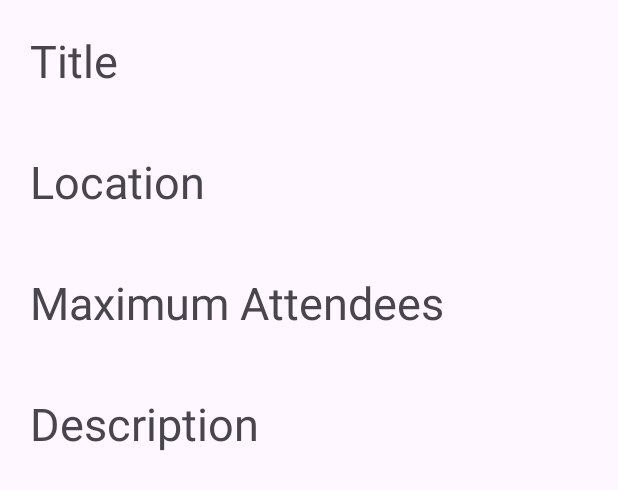
After one commit to CMPUT301W24T34/SwiftCheckIn, an Android app: the layout event_content.xml on its own in the app's theme, with its tools: preview values and no code run, on a phone screen of 412 x 824 dp. The commit adds this screen. Shown: the top 490 px of the screen. Run offline under Robolectric (Android 15) with nearby library versions, the phone set to English and light mode, and no system bars.

Commit message:
Event basics

```diff
--- a/app/src/main/AndroidManifest.xml
+++ b/app/src/main/AndroidManifest.xml
@@ -12,6 +12,9 @@
         android:supportsRtl="true"
         android:theme="@style/Theme.SwiftCheckIn"
         tools:targetApi="31">
+        <activity
+            android:name=".OrganizerActivity"
+            android:exported="false" />
         <activity
             android:name=".SettingsActivity"
             android:exported="false" />
--- a/app/src/main/java/com/example/swiftcheckin/MainActivity.java
+++ b/app/src/main/java/com/example/swiftcheckin/MainActivity.java
@@ -8,6 +8,7 @@ import android.view.View;
 import android.widget.Button;
 
 public class MainActivity extends AppCompatActivity {
+    Button organizerTestButton;
 
     @Override
     protected void onCreate(Bundle savedInstanceState) {
--- /dev/null
+++ b/app/src/main/res/layout/event_content.xml
@@ -0,0 +1,36 @@
+<?xml version="1.0" encoding="utf-8"?>
+<LinearLayout xmlns:android="http://schemas.android.com/apk/res/android"
+    android:orientation="vertical"
+    android:layout_width="match_parent"
+    android:layout_height="wrap_content">
+
+    <TextView
+        android:id="@+id/event_title_text"
+        android:layout_width="wrap_content"
+        android:layout_height="wrap_content"
+        android:padding="20dp"
+        android:textSize="30sp"
+        android:text="Title"/>
+    <TextView
+        android:id="@+id/event_location_text"
+        android:layout_width="wrap_content"
+        android:layout_height="wrap_content"
+        android:padding="20dp"
+        android:textSize="30sp"
+        android:text="Location"/>
+    <TextView
+        android:id="@+id/event_max_attend_text"
+        android:layout_width="wrap_content"
+        android:layout_height="wrap_content"
+        android:padding="20dp"
+        android:textSize="30sp"
+        android:text="Maximum Attendees"/>
+    <TextView
+        android:id="@+id/event_description_text"
+        android:layout_width="wrap_content"
+        android:layout_height="wrap_content"
+        android:padding="20dp"
+        android:textSize="30sp"
+        android:text="Description"/>
+
+</LinearLayout>
--- a/app/src/main/res/values/strings.xml
+++ b/app/src/main/res/values/strings.xml
@@ -1,3 +1,4 @@
 <resources>
     <string name="app_name">SwiftCheckIn</string>
+    <string name="event_plus">+</string>
 </resources>
```
Also changed, not shown: app/src/main/java/com/example/swiftcheckin/AddEventFragment.java (added, +56 -0 lines), app/src/main/java/com/example/swiftcheckin/Event.java (added, +106 -0 lines), app/src/main/java/com/example/swiftcheckin/EventArrayAdapter.java (added, +43 -0 lines), app/src/main/java/com/example/swiftcheckin/OrganizerActivity.java (added, +78 -0 lines), app/src/main/res/layout/activity_main.xml (+10 -0 lines), app/src/main/res/layout/activity_organizer.xml (added, +31 -0 lines), app/src/main/res/layout/fragment_add_event.xml (added, +36 -0 lines), 1 other file.
